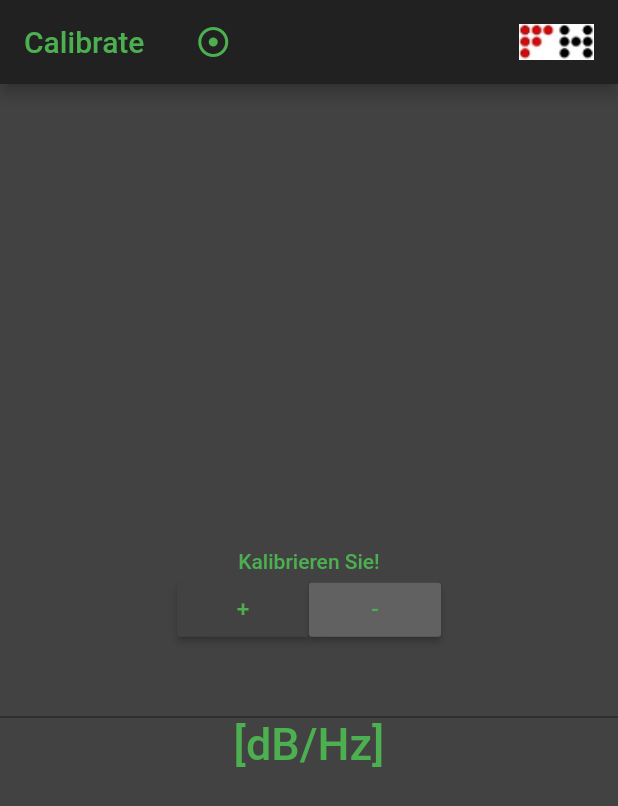
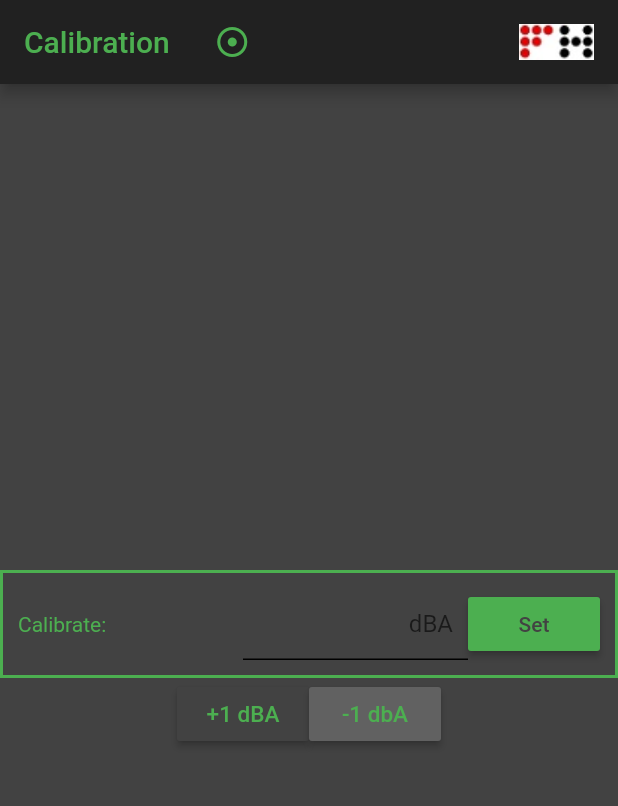
Before and after one commit to AMoll1/soundgod, a Flutter app: the CalibrationScreen screen opened directly, on a phone screen of 412 x 824 dp. Shown: the top 806 px of the screen. Run offline on Flutter 3.47's test engine with Material 2 defaults, Android fonts, the phone set to English and light mode, and no system bars; our stand-ins replace animated_text_kit, device_info; missing offline and left inert: audio_streams, mic_stream; Roboto replaces fonts that are missing (Merriweather).

```diff
--- a/lib/calib.dart
+++ b/lib/calib.dart
@@ -17,7 +17,6 @@ void main() {
       ),
 
     ),);
-
 }
 
 class CalibrationScreen extends StatelessWidget {
@@ -35,7 +34,7 @@ class CalibrationScreen extends StatelessWidget {
           children: <Widget>[
 
 
-            Text('Calibrate  ', style: TextStyle(
+            Text('Calibration  ', style: TextStyle(
               color: Colors.green,
 
             ),),
@@ -68,13 +67,65 @@ class CalibrationScreen extends StatelessWidget {
         mainAxisAlignment: MainAxisAlignment.center,
 
         children: <Widget>[
-          Text('Kalibrieren Sie!', style: TextStyle(
-            color: Colors.green,
-            fontWeight: FontWeight.w500,
-            fontFamily: "Merriweather",
+
+          Container(
+            decoration: containerBorder(),
+            padding: EdgeInsets.all(10.0),
+
+            child: Column(
+              children: <Widget>[
+                Row(
+                  mainAxisAlignment: MainAxisAlignment.spaceBetween,
+                  crossAxisAlignment: CrossAxisAlignment.center,
+                  children: <Widget>[
+                    Expanded(
+                      child: Text('Calibrate:', style: TextStyle(
+                        color: Colors.green,
+                      ),
+
+                      ),
+                    ),
+                    Expanded(
+                      child: TextField(
+
+                        textAlign: TextAlign.right,
+                        keyboardType: TextInputType.number,
+                        decoration: InputDecoration(
+                          contentPadding: const EdgeInsets.symmetric(
+                              horizontal: 10.0, vertical: 10.0),
+                          enabledBorder: UnderlineInputBorder(// Warum 2 mal?
+                            // borderSide: BorderSide(color: Colors.green),
+                          ),
+                          focusedBorder: UnderlineInputBorder(
+                            borderSide: BorderSide(color: Colors.green),
+                          ),
+                          hintText: "dBA",
+                          labelStyle: new TextStyle(
+                            color: Colors.green,
+                          ),
+                        ),
+
+                      ),
+                    ),
+                    RaisedButton(
+                      onPressed: (){
+
+                      },
+                      child: Text(
+                        'Set', style: TextStyle(
+                        color: Colors.grey[800]
+                      ),
+                      ),
+                      color: Colors.green,
+                    ),
+                  ],
+
+                ),
+              ],
+
+            ),
           ),
 
-          ),
 
           Row(
             mainAxisAlignment: MainAxisAlignment.center,
@@ -84,7 +135,7 @@ class CalibrationScreen extends StatelessWidget {
                 onPressed: () {
                   //METHODE
                 },
-                child: Text('+', style:new TextStyle(fontSize:15.0,
+                child: Text('+1 dBA', style:new TextStyle(fontSize:15.0,
                     color: Colors.green,
                     fontWeight: FontWeight.w500,
                     fontFamily: "Merriweather"),),
@@ -95,7 +146,7 @@ class CalibrationScreen extends StatelessWidget {
                 onPressed: () {
                   //METHODE
                 },
-                child: Text('-', style:new TextStyle(fontSize:15.0,
+                child: Text('-1 dbA', style:new TextStyle(fontSize:15.0,
                   color: Colors.green,
                   fontWeight: FontWeight.w500,
                   fontFamily: "Merriweather"),),
@@ -105,27 +156,6 @@ class CalibrationScreen extends StatelessWidget {
             ],
           ),
 
-          TextField(
-
-          ),
-
-
-          Row(
-            mainAxisAlignment: MainAxisAlignment.center,
-
-            children: <Widget>[
-
-              Row(
-                children: <Widget>[
-                  Text("[dB/Hz]", style:new TextStyle(fontSize:30.0,
-                      color: Colors.green,
-                      fontWeight: FontWeight.w500,
-                      fontFamily: "Merriweather"),),
-                ],
-              ),
-
-            ],
-          ),
 
         ],
 
@@ -134,4 +164,21 @@ class CalibrationScreen extends StatelessWidget {
     );
 
   }
+  Widget myWidget() {
+    return Container(
+      margin: const EdgeInsets.all(30.0),
+      padding: const EdgeInsets.all(10.0),
+      decoration: containerBorder(),
+    );
+  }
+
+  BoxDecoration containerBorder() {
+    return BoxDecoration(
+      color: Colors.grey[800],
+      border: Border.all(
+        width: 2,
+        color: Colors.green,
+      ),
+    );
+  }
 }
```
Also changed, not shown: pubspec.lock.
